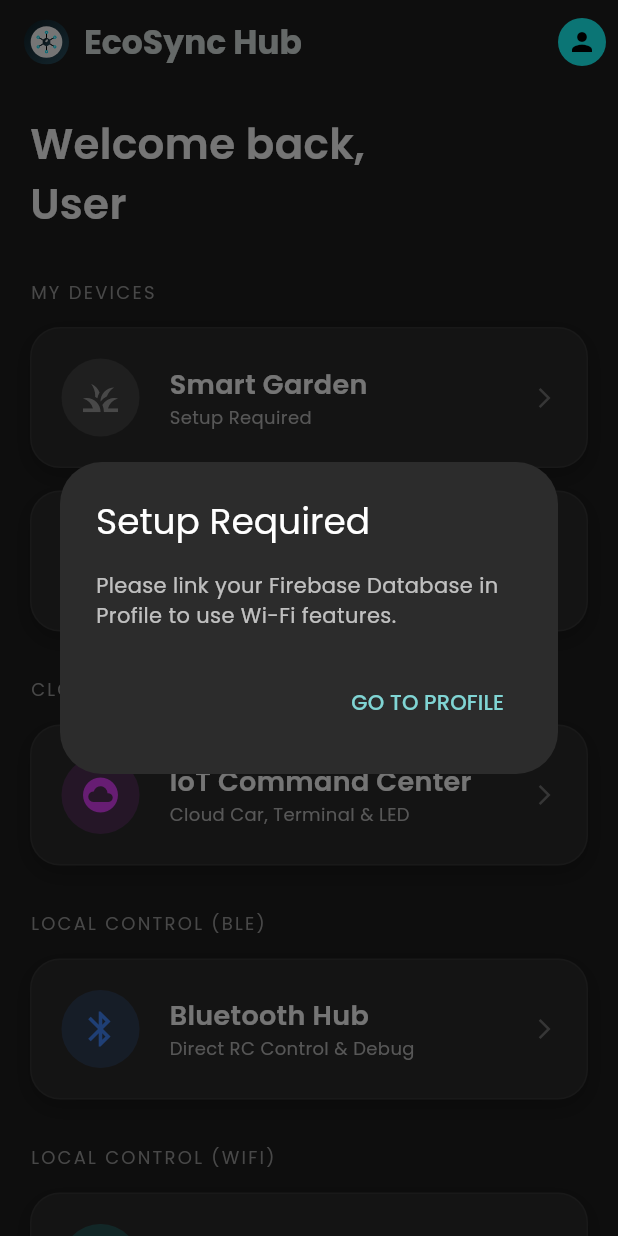
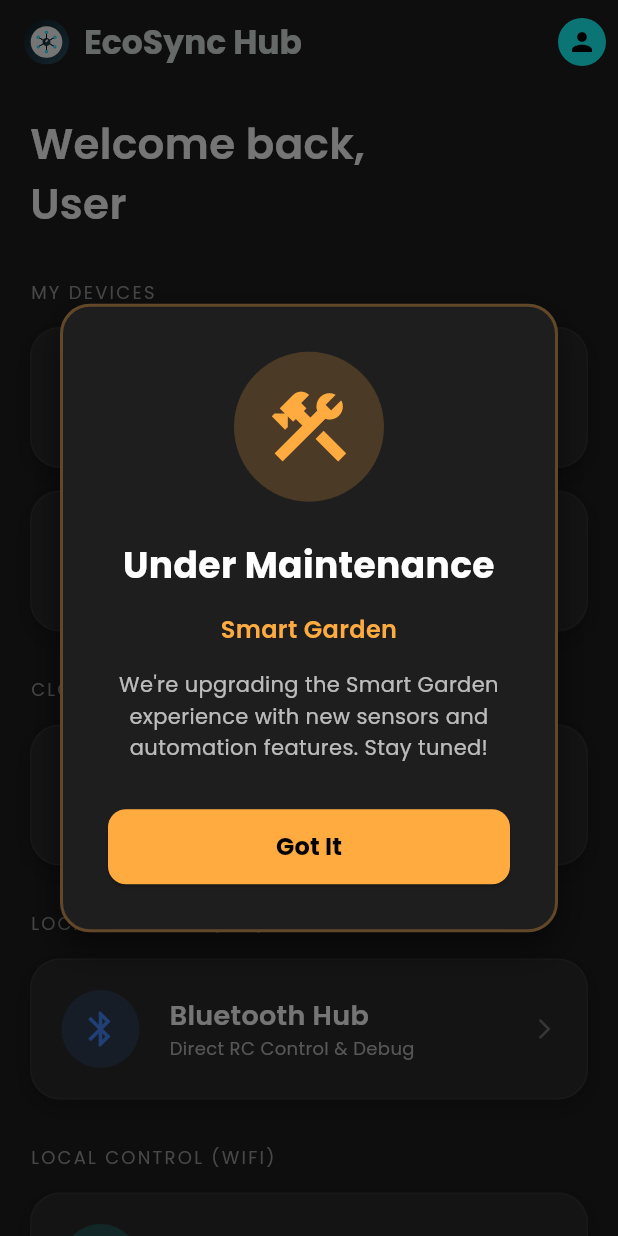
Before and after one commit to Pratik4875/SmartGarden_IoT, a Flutter app: the screen it shows once a user with an empty profile is signed in, after a tap on "Smart Garden", on a phone screen of 412 x 824 dp. Run offline on Flutter 3.47's test engine with Material 3 defaults, Android fonts, the phone set to English and light mode, and no system bars; our stand-ins replace custom_refresh_indicator, firebase_auth, firebase_core, firebase_database, fl_chart, flutter_blue_plus and 11 more; missing offline and left inert: flutter_bluetooth_classic_serial, mqtt_client, ota_update; accounts and stored records are empty; network calls fail.

```diff
--- a/app/lib/screens/home_screen.dart
+++ b/app/lib/screens/home_screen.dart
@@ -2,9 +2,10 @@ import 'package:flutter/material.dart';
 import 'package:google_fonts/google_fonts.dart';
 import 'package:flutter_svg/flutter_svg.dart';
 import '../services/iot_service.dart';
-import 'smart_garden_screen.dart';
+// import 'smart_garden_screen.dart'; // COMMENTED OUT - Feature under maintenance
 import 'profile_screen.dart';
 import 'ble_hub_screen.dart';
+import '../widgets/maintenance_dialog.dart'; // ADD THIS
 import 'iot_hub_screen.dart';
 import 'wifi_hub_screen.dart'; // <--- IMPORT THE NEW SCREEN
 
@@ -99,9 +100,22 @@ class _HomeScreenState extends State<HomeScreen> {
                 final bool isOnline = snapshot.data ?? false;
                 final bool isConfigured = _iot.isConnected;
 
-                String statusText = "Setup Required";
-                Color statusColor = Colors.grey;
+                // 🔧 MAINTENANCE MODE
+                String statusText = "Under Maintenance";
+                Color statusColor = Colors.orangeAccent;
 
+                /* ORIGINAL STATUS LOGIC - COMMENTED OUT
+                if (isConfigured) {
+                  statusText = isOnline
+                      ? "Online • Pump Standby"
+                      : "Offline (Last seen > 2m ago)";
+                  statusColor = isOnline
+                      ? Colors.greenAccent
+                      : Colors.redAccent;
+                }
+                */
+
+                // Even if configured, we force maintenance mode text for now
                 if (isConfigured) {
                   statusText = isOnline
                       ? "Online • Pump Standby"
@@ -117,6 +131,15 @@ class _HomeScreenState extends State<HomeScreen> {
                   icon: Icons.grass,
                   color: statusColor,
                   onTap: () {
+                    // 🆕 SHOW MAINTENANCE DIALOG
+                    MaintenanceDialog.show(
+                      context,
+                      "Smart Garden",
+                      customMessage:
+                          "We're upgrading the Smart Garden experience with new sensors and automation features. Stay tuned!",
+                    );
+
+                    /* ORIGINAL NAVIGATION - COMMENTED OUT
                     if (isConfigured) {
                       Navigator.push(
                         context,
@@ -127,6 +150,7 @@ class _HomeScreenState extends State<HomeScreen> {
                     } else {
                       _showSetupDialog();
                     }
+                    */
                   },
                 );
               },
@@ -291,6 +315,8 @@ class _HomeScreenState extends State<HomeScreen> {
     );
   }
 
+  // UNUSED METHOD - Commented out to fix analysis warning
+  /*
   void _showSetupDialog() {
     showDialog(
       context: context,
@@ -321,4 +347,5 @@ class _HomeScreenState extends State<HomeScreen> {
       ),
     );
   }
+  */
 }
--- /dev/null
+++ b/app/lib/widgets/maintenance_dialog.dart
@@ -0,0 +1,140 @@
+import 'package:flutter/material.dart';
+import 'package:google_fonts/google_fonts.dart';
+
+class MaintenanceDialog extends StatelessWidget {
+  final String featureName;
+  final String message;
+
+  const MaintenanceDialog({
+    super.key,
+    required this.featureName,
+    this.message =
+        "This feature is currently under maintenance. We'll be back soon!",
+  });
+
+  // --- ADDED STATIC METHOD ---
+  static void show(
+    BuildContext context,
+    String featureName, {
+    String? customMessage,
+  }) {
+    showDialog(
+      context: context,
+      builder: (context) => MaintenanceDialog(
+        featureName: featureName,
+        message:
+            customMessage ??
+            "This feature is currently under maintenance. We'll be back soon!",
+      ),
+    );
+  }
+  // ---------------------------
+
+  @override
+  Widget build(BuildContext context) {
+    return Dialog(
+      backgroundColor: Colors.transparent,
+      child: Container(
+        padding: const EdgeInsets.all(30),
+        decoration: BoxDecoration(
+          color: const Color(0xFF1E1E1E),
+          borderRadius: BorderRadius.circular(20),
+          border: Border.all(
+            // Use withValues for Flutter 3.27+ compatibility
+            color: Colors.orangeAccent.withValues(alpha: 0.3),
+            width: 2,
+          ),
+          boxShadow: [
+            BoxShadow(
+              color: Colors.black.withValues(alpha: 0.5),
+              blurRadius: 20,
+              offset: const Offset(0, 10),
+            ),
+          ],
+        ),
+        child: Column(
+          mainAxisSize: MainAxisSize.min,
+          children: [
+            // Icon
+            Container(
+              padding: const EdgeInsets.all(20),
+              decoration: BoxDecoration(
+                color: Colors.orangeAccent.withValues(alpha: 0.2),
+                shape: BoxShape.circle,
+              ),
+              child: const Icon(
+                Icons.construction,
+                size: 60,
+                color: Colors.orangeAccent,
+              ),
+            ),
+
+            const SizedBox(height: 25),
+
+            // Title
+            Text(
+              "Under Maintenance",
+              style: GoogleFonts.poppins(
+                color: Colors.white,
+                fontSize: 24,
+                fontWeight: FontWeight.bold,
+              ),
+              textAlign: TextAlign.center,
+            ),
+
+            const SizedBox(height: 15),
+
+            // Feature Name
+            Text(
+              featureName,
+              style: GoogleFonts.poppins(
+                color: Colors.orangeAccent,
+                fontSize: 16,
+                fontWeight: FontWeight.w600,
+              ),
+              textAlign: TextAlign.center,
+            ),
+
+            const SizedBox(height: 15),
+
+            // Message
+            Text(
+              message,
+              style: GoogleFonts.poppins(
+                color: Colors.white70,
+                fontSize: 14,
+                height: 1.5,
+              ),
+              textAlign: TextAlign.center,
+            ),
+
+            const SizedBox(height: 30),
+
+            // Close Button
+            SizedBox(
+              width: double.infinity,
+              height: 50,
+              child: ElevatedButton(
+                style: ElevatedButton.styleFrom(
+                  backgroundColor: Colors.orangeAccent,
+                  foregroundColor: Colors.black,
+                  shape: RoundedRectangleBorder(
+                    borderRadius: BorderRadius.circular(12),
+                  ),
+                ),
+                onPressed: () => Navigator.pop(context),
+                child: Text(
+                  "Got It",
+                  style: GoogleFonts.poppins(
+                    fontWeight: FontWeight.bold,
+                    fontSize: 16,
+                  ),
+                ),
+              ),
+            ),
+          ],
+        ),
+      ),
+    );
+  }
+}
--- a/app/pubspec.yaml
+++ b/app/pubspec.yaml
@@ -16,7 +16,7 @@ publish_to: 'none' # Remove this line if you wish to publish to pub.dev
 # https://developer.apple.com/library/archive/documentation/General/Reference/InfoPlistKeyReference/Articles/CoreFoundationKeys.html
 # In Windows, build-name is used as the major, minor, and patch parts
 # of the product and file versions while build-number is used as the build suffix.
-version: 1.0.0+1
+version: 2.0.0+1
 
 environment:
   sdk: ^3.10.1
```
